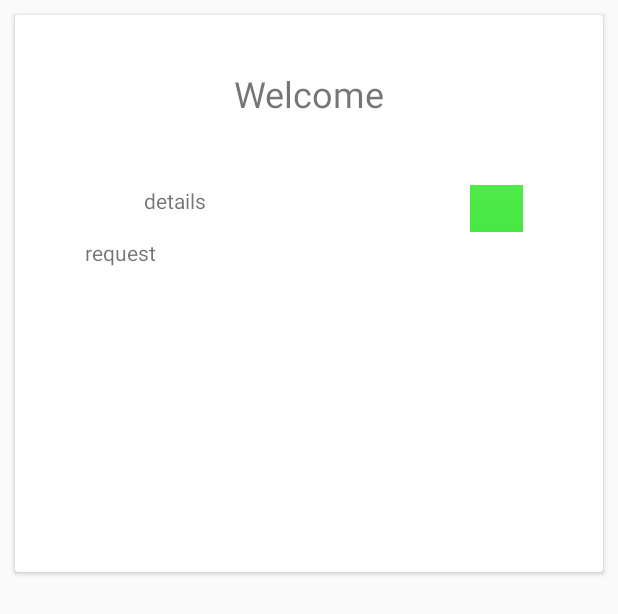
After one commit to NadeemRawther/Homie, an Android app: the layout list_of_labours.xml on its own in the app's theme, with its tools: preview values and no code run, on a phone screen of 412 x 824 dp. The commit adds this screen. Shown: the top 614 px of the screen. Run offline under Robolectric (Android 15) with nearby library versions, the phone set to English and light mode, and no system bars.

Commit message:
Its my new commit

```diff
--- a/app/src/main/AndroidManifest.xml
+++ b/app/src/main/AndroidManifest.xml
@@ -9,7 +9,8 @@
         android:roundIcon="@drawable/h"
         android:supportsRtl="true"
         android:theme="@style/AppTheme">
-        <activity android:name=".ListOfLabours"></activity>
+        <activity android:name=".LabourProfile"></activity>
+        <activity android:name=".ListOfLabours" />
         <activity
             android:name=".UserPage"
             android:label="@string/title_activity_user_page"
@@ -20,7 +21,7 @@
                 <category android:name="android.intent.category.LAUNCHER" />
             </intent-filter>
         </activity>
-        <activity android:name=".MainActivity"></activity>
+        <activity android:name=".MainActivity" />
     </application>
 
 </manifest>
--- a/app/src/main/java/com/labour/homie/Adapter/ImageAdapter.java
+++ b/app/src/main/java/com/labour/homie/Adapter/ImageAdapter.java
@@ -41,7 +41,7 @@ public class ImageAdapter extends ArrayAdapter {
     }
 
     @Override
-    public View getView(int position, View convertView, ViewGroup parent) {
+    public View getView(final int position, View convertView, ViewGroup parent) {
         View v = convertView;
         LayoutInflater inflater = (LayoutInflater) getContext().getSystemService(Context.LAYOUT_INFLATER_SERVICE);
         v = inflater.inflate(R.layout.layout_for_gridimage, null);
@@ -59,6 +59,7 @@ public class ImageAdapter extends ArrayAdapter {
                 fragmentTransaction.add(R.id.grid_view_items, new LabourList());
                 fragmentTransaction.commit();*/
                 Intent intent = new Intent(context.getApplicationContext(), ListOfLabours.class);
+                intent.putExtra("link",birdList.get(position).getTitle());
                 context.startActivity(intent);
 
 
--- a/app/src/main/res/layout/activity_list_of_labours.xml
+++ b/app/src/main/res/layout/activity_list_of_labours.xml
@@ -7,7 +7,7 @@
     tools:context=".ListOfLabours">
 
     <android.support.v7.widget.RecyclerView
-        android:id="@+id/recyclerforoldage"
+        android:id="@+id/recyclerforlabour"
         android:layout_width="403dp"
         android:layout_height="653dp"
         android:layout_marginStart="8dp"
@@ -19,4 +19,5 @@
         app:layout_constraintHorizontal_bias="0.0"
         app:layout_constraintStart_toStartOf="parent"
         app:layout_constraintTop_toTopOf="parent" />
+
 </android.support.constraint.ConstraintLayout>
--- /dev/null
+++ b/app/src/main/res/layout/list_of_labours.xml
@@ -0,0 +1,98 @@
+<?xml version="1.0" encoding="utf-8"?>
+<android.support.v7.widget.CardView xmlns:tools="http://schemas.android.com/tools"
+    android:id="@+id/cardview_foroldage"
+    xmlns:android="http://schemas.android.com/apk/res/android"
+    xmlns:app="http://schemas.android.com/apk/res-auto"
+
+    android:layout_width="match_parent" android:layout_height="wrap_content"
+    android:layout_margin="10dp">
+
+
+    <android.support.constraint.ConstraintLayout
+        android:layout_width="match_parent"
+        android:layout_height="match_parent">
+
+        <TextView
+            android:id="@+id/title"
+            android:layout_width="wrap_content"
+            android:layout_height="wrap_content"
+            android:layout_alignParentStart="true"
+            android:layout_alignParentTop="true"
+            android:layout_alignParentEnd="true"
+            android:layout_marginStart="90dp"
+            android:layout_marginTop="8dp"
+            android:layout_marginEnd="113dp"
+            android:layout_marginBottom="8dp"
+            android:text="Welcome"
+            android:textAlignment="center"
+            android:textSize="24dp"
+            app:layout_constraintBottom_toTopOf="@+id/guideline48"
+            app:layout_constraintEnd_toEndOf="parent"
+            app:layout_constraintHorizontal_bias="0.635"
+            app:layout_constraintStart_toStartOf="parent"
+            app:layout_constraintTop_toTopOf="parent" />
+
+        <TextView
+            android:id="@+id/details"
+            android:layout_width="wrap_content"
+            android:layout_height="wrap_content"
+            android:layout_alignParentStart="true"
+            android:layout_alignParentBottom="true"
+            android:layout_marginStart="8dp"
+            android:layout_marginTop="8dp"
+            android:layout_marginEnd="8dp"
+            android:layout_marginBottom="8dp"
+            android:text="details"
+            app:layout_constraintBottom_toTopOf="@+id/guideline49"
+            app:layout_constraintEnd_toEndOf="parent"
+            app:layout_constraintHorizontal_bias="0.233"
+            app:layout_constraintStart_toStartOf="parent"
+            app:layout_constraintTop_toTopOf="@+id/guideline48"
+            app:layout_constraintVertical_bias="0.161" />
+
+        <TextView
+            android:id="@+id/request"
+            android:layout_width="wrap_content"
+            android:layout_height="wrap_content"
+            android:layout_alignParentStart="true"
+            android:layout_alignParentBottom="true"
+            android:layout_marginStart="8dp"
+            android:layout_marginTop="4dp"
+            android:layout_marginEnd="8dp"
+            android:text="request"
+            app:layout_constraintEnd_toEndOf="parent"
+            app:layout_constraintHorizontal_bias="0.118"
+            app:layout_constraintStart_toStartOf="parent"
+            app:layout_constraintTop_toTopOf="@+id/guideline49" />
+
+        <android.support.constraint.Guideline
+            android:id="@+id/guideline48"
+            android:layout_width="wrap_content"
+            android:layout_height="wrap_content"
+            android:orientation="horizontal"
+            app:layout_constraintGuide_percent="0.28350514" />
+
+        <android.support.constraint.Guideline
+            android:id="@+id/guideline49"
+            android:layout_width="wrap_content"
+            android:layout_height="wrap_content"
+            android:orientation="horizontal"
+            app:layout_constraintGuide_begin="145dp" />
+
+        <ImageButton
+            android:id="@+id/imgphone"
+            android:layout_width="35dp"
+            android:layout_height="31dp"
+            android:layout_marginStart="8dp"
+            android:layout_marginTop="8dp"
+            android:layout_marginEnd="8dp"
+            app:layout_constraintBottom_toTopOf="@+id/guideline49"
+            app:layout_constraintEnd_toEndOf="parent"
+            app:layout_constraintHorizontal_bias="0.866"
+            app:layout_constraintStart_toStartOf="parent"
+            app:layout_constraintTop_toTopOf="@+id/guideline48"
+            app:layout_constraintVertical_bias="0.414"
+            app:srcCompat="@drawable/phone" />
+    </android.support.constraint.ConstraintLayout>
+
+</android.support.v7.widget.CardView>
```
Also changed, not shown: app/src/main/java/com/labour/homie/Adapter/ListAdapter.java (added, +88 -0 lines), app/src/main/java/com/labour/homie/Entities/CardForLabours.java (added, +30 -0 lines), app/src/main/java/com/labour/homie/LabourList.java (+6 -1 lines), app/src/main/java/com/labour/homie/LabourProfile.java (added, +13 -0 lines), app/src/main/java/com/labour/homie/ListOfLabours.java (+94 -1 lines), app/src/main/res/layout/activity_labour_profile.xml (added, +67 -0 lines), app/src/main/res/drawable-v21/phone.png (added), app/src/main/res/drawable-v24/phone.png (added), app/src/main/res/drawable/phone.png (added).
